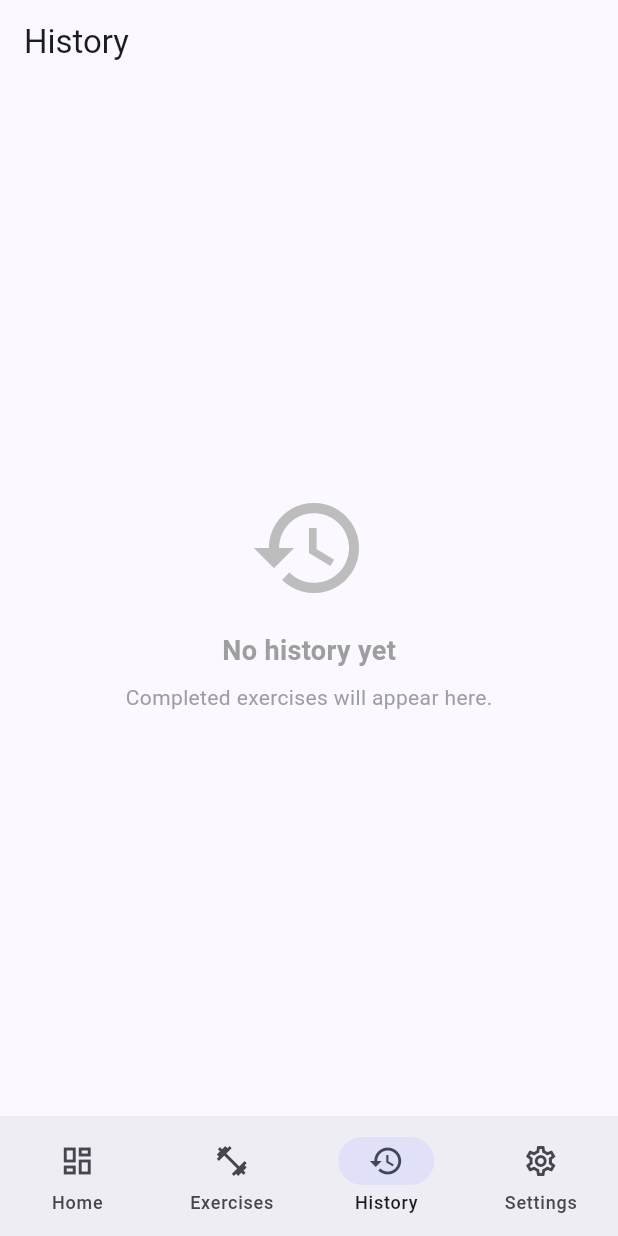
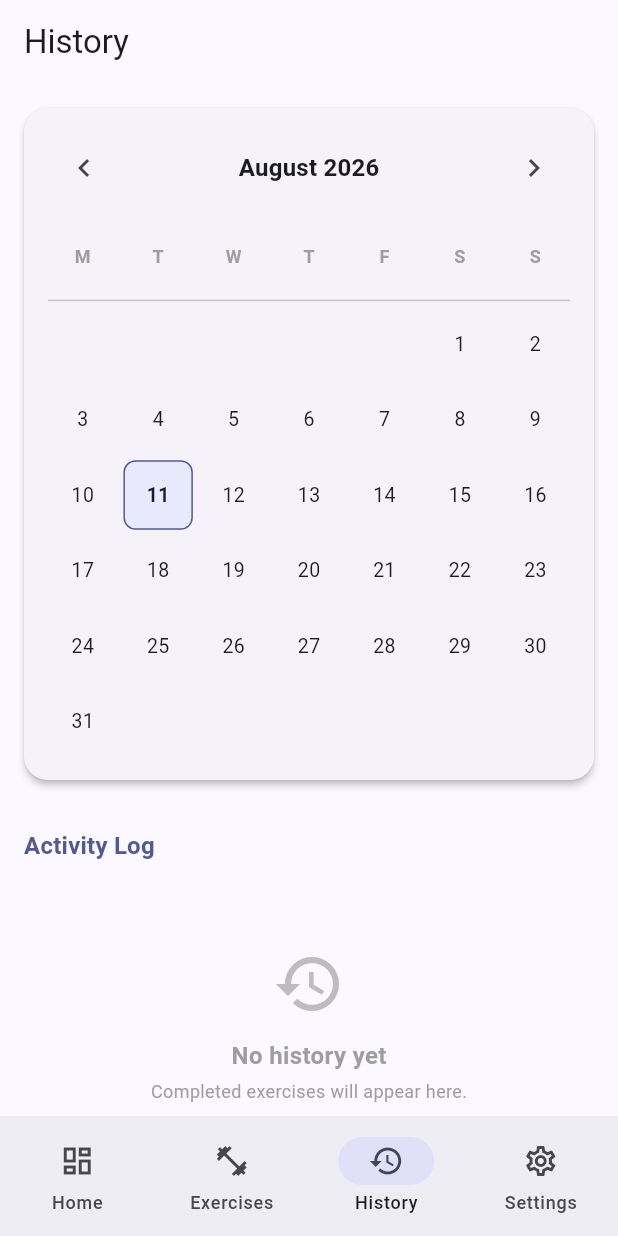
Before and after one commit to shiiro72/MicroMoves, a Flutter app: the screen it shows after launch, item 3 of the bottom bar chosen, on a phone screen of 412 x 824 dp. Run offline on Flutter 3.47's test engine with Material 3 defaults, Android fonts, the phone set to English and light mode, and no system bars; our stand-ins replace flutter_local_notifications, sqflite_common_ffi, timezone; accounts and stored records are empty; statements that could not run were skipped.

Commit message:
feat: implement sequential notification scheduling and monthly calendar
- Changed reminder scheduling to only schedule a single notification at a time.
- Standardized scheduling of subsequent reminders to be relative to the timestamp of the last logged response (plus interval).
- Prevented scheduling new reminders when the last recorded action is in a 'snoozed' state.
- Added 'dismiss' action tracking in both simulated and system-level notifications.
- Created a beautiful custom MonthlyCalendar showing the count of completed actions for each day.
- Added comprehensive unit tests for workday adjustments and calendar logic.

Co-authored-by: shiiro72 <32745490+shiiro72@users.noreply.github.com>

```diff
--- a/lib/screens/history_screen.dart
+++ b/lib/screens/history_screen.dart
@@ -1,6 +1,7 @@
 import 'package:flutter/material.dart';
 import 'package:provider/provider.dart';
 import '../services/app_state.dart';
+import '../widgets/monthly_calendar.dart';
 
 class HistoryScreen extends StatelessWidget {
   const HistoryScreen({super.key});
@@ -10,50 +11,60 @@ class HistoryScreen extends StatelessWidget {
     final appState = context.watch<AppState>();
     final history = appState.history;
 
-    if (history.isEmpty) {
     return Scaffold(
-        appBar: AppBar(title: const Text('History')),
-        body: Center(
+      appBar: AppBar(
+        title: const Text('History'),
+      ),
+      body: SingleChildScrollView(
+        child: Column(
+          crossAxisAlignment: CrossAxisAlignment.stretch,
+          children: [
+            MonthlyCalendar(history: history),
+            Padding(
+              padding: const EdgeInsets.only(left: 16.0, right: 16.0, top: 16.0, bottom: 8.0),
+              child: Text(
+                'Activity Log',
+                style: Theme.of(context).textTheme.titleMedium?.copyWith(
+                      fontWeight: FontWeight.bold,
+                      color: Theme.of(context).colorScheme.primary,
+                    ),
+              ),
+            ),
+            if (history.isEmpty)
+              SizedBox(
+                height: 200,
+                child: Center(
                   child: Column(
                     mainAxisAlignment: MainAxisAlignment.center,
                     children: [
                       Icon(
                         Icons.history,
-                size: 80,
+                        size: 48,
                         color: Colors.grey.shade400,
                       ),
-              const SizedBox(height: 16),
+                      const SizedBox(height: 12),
                       const Text(
                         'No history yet',
                         style: TextStyle(
-                  fontSize: 18,
+                          fontSize: 16,
                           fontWeight: FontWeight.bold,
                           color: Colors.grey,
                         ),
                       ),
-              const SizedBox(height: 8),
+                      const SizedBox(height: 4),
                       const Text(
                         'Completed exercises will appear here.',
                         style: TextStyle(
-                  fontSize: 14,
+                          fontSize: 12,
                           color: Colors.grey,
                         ),
                       ),
                     ],
                   ),
                 ),
-      );
-    }
-
-    return Scaffold(
-      appBar: AppBar(
-        title: const Text('History'),
-      ),
-      body: ListView.separated(
-        itemCount: history.length,
-        separatorBuilder: (context, index) => const Divider(height: 1),
-        itemBuilder: (context, index) {
-          final entry = history[index];
+              )
+            else
+              ...history.map((entry) {
                 final timestamp = DateTime.tryParse(entry.timestamp);
                 final formattedTime = timestamp != null
                     ? '${timestamp.hour.toString().padLeft(2, '0')}:${timestamp.minute.toString().padLeft(2, '0')} • '
@@ -80,15 +91,22 @@ class HistoryScreen extends StatelessWidget {
                     iconColor = Colors.amber.shade700;
                     statusLabel = 'Snoozed';
                     break;
+                  case 'dismissed':
+                    iconData = Icons.close_outlined;
+                    iconColor = Colors.red.shade600;
+                    statusLabel = 'Dismissed';
+                    break;
                   default:
                     iconData = Icons.help_outline;
                     iconColor = Colors.grey;
                     statusLabel = 'Unknown';
                 }
 
-          return ListTile(
+                return Column(
+                  children: [
+                    ListTile(
                       leading: CircleAvatar(
-              backgroundColor: iconColor.withValues(alpha: 0.12),
+                        backgroundColor: iconColor.withOpacity(0.12),
                         child: Icon(iconData, color: iconColor),
                       ),
                       title: Text(
@@ -116,8 +134,13 @@ class HistoryScreen extends StatelessWidget {
                               ),
                             )
                           : null,
+                    ),
+                    const Divider(height: 1),
+                  ],
                 );
-        },
+              }),
+          ],
+        ),
       ),
     );
   }
--- a/lib/services/notification_service.dart
+++ b/lib/services/notification_service.dart
@@ -4,6 +4,7 @@ import 'package:timezone/data/latest_10y.dart' as tz_init;
 import 'package:timezone/timezone.dart' as tz;
 import '../models/exercise.dart';
 import '../models/settings.dart';
+import '../models/history_entry.dart';
 import 'exercise_selection_service.dart';
 import 'database_helper.dart';
 
@@ -22,6 +23,27 @@ void notificationTapBackground(NotificationResponse response) async {
         final dbHelper = DatabaseHelper.instance;
         if (action == 'done') {
           await dbHelper.completeExercise(exerciseId, name, category, value);
+          try {
+            final exercises = await dbHelper.getExercises();
+            final settings = await dbHelper.getSettings();
+            final history = await dbHelper.getHistory();
+            String? lastEx;
+            String? lastCat;
+            if (history.isNotEmpty) {
+              lastEx = history.first.exerciseName;
+              lastCat = history.first.category;
+            }
+            final notificationService = NotificationService.instance;
+            await notificationService.init();
+            await notificationService.scheduleUpcomingReminders(
+              exercises: exercises,
+              settings: settings,
+              lastExerciseName: lastEx,
+              lastCategory: lastCat,
+            );
+          } catch (_) {}
+        } else if (action == 'dismiss') {
+          await dbHelper.dismissExercise(exerciseId, name, category, value);
           try {
             final exercises = await dbHelper.getExercises();
             final settings = await dbHelper.getSettings();
@@ -292,6 +314,47 @@ class NotificationService {
     return slots;
   }
 
+  /// Adjusts a target date/time to a valid workday window
+  DateTime adjustToValidWorkday({
+    required DateTime baseTime,
+    required String startTime,
+    required String endTime,
+    required List<int> activeWeekdays,
+    required DateTime now,
+  }) {
+    final startParts = startTime.split(':');
+    final endParts = endTime.split(':');
+    final startHour = int.tryParse(startParts[0]) ?? 9;
+    final startMinute = int.tryParse(startParts[1]) ?? 0;
+    final endHour = int.tryParse(endParts[0]) ?? 17;
+    final endMinute = int.tryParse(endParts[1]) ?? 0;
+
+    var current = baseTime.isBefore(now) ? now : baseTime;
+
+    for (int i = 0; i < 14; i++) {
+      final weekday = current.weekday;
+      final startWorkday = DateTime(current.year, current.month, current.day, startHour, startMinute);
+      final endWorkday = DateTime(current.year, current.month, current.day, endHour, endMinute);
+
+      if (!activeWeekdays.contains(weekday)) {
+        current = DateTime(current.year, current.month, current.day + 1, startHour, startMinute);
+        continue;
+      }
+
+      if (current.isBefore(startWorkday)) {
+        final candidate = startWorkday;
+        return candidate.isAfter(now) ? candidate : now.add(const Duration(seconds: 1));
+      } else if (current.isAfter(endWorkday)) {
+        current = DateTime(current.year, current.month, current.day + 1, startHour, startMinute);
+        continue;
+      } else {
+        return current.isAfter(now) ? current : now.add(const Duration(seconds: 1));
+      }
+    }
+
+    return now.add(const Duration(seconds: 1));
+  }
+
   /// Clears existing scheduled notifications and queues up to 50 randomized workday exercise reminders.
   Future<void> scheduleUpcomingReminders({
     required List<Exercise> exercises,
@@ -299,27 +362,68 @@ class NotificationService {
     String? lastExerciseName,
     String? lastCategory,
   }) async {
+    // 1. Fetch History
+    final history = await DatabaseHelper.instance.getHistory();
+
+    // 2. If previous notification didn't get a response (it is currently snoozed), DO NOT send/schedule another reminder
+    if (history.isNotEmpty && history.first.status == 'snoozed') {
       try {
-      await _localNotifications.cancelAll();
+        await _localNotifications.cancel(id: 1000);
+      } catch (_) {}
+      return;
+    }
+
+    // 3. Otherwise, cancel existing regular (ID 1000) and snooze (ID 9999) notifications
+    try {
+      await _localNotifications.cancel(id: 1000);
+      await _localNotifications.cancel(id: 9999);
     } catch (_) {}
 
     final enabledExercises = exercises.where((e) => e.isEnabled).toList();
     if (enabledExercises.isEmpty) return;
 
     final now = DateTime.now();
-    final upcomingSlots = calculateUpcomingSlots(
-      intervalMinutes: settings.intervalMinutes,
+
+    // 4. Calculate next reminder time relative to response of previous one
+    DateTime lastResponseTime = now;
+    if (history.isNotEmpty) {
+      final parsed = DateTime.tryParse(history.first.timestamp);
+      if (parsed != null) {
+        lastResponseTime = parsed;
+      }
+    }
+
+    final targetTime = lastResponseTime.add(Duration(minutes: settings.intervalMinutes));
+    final scheduledTime = adjustToValidWorkday(
+      baseTime: targetTime,
       startTime: settings.startTime,
       endTime: settings.endTime,
       activeWeekdays: settings.activeWeekdays,
-      fromDateTime: now,
+      now: now,
     );
 
-    if (upcomingSlots.isEmpty) return;
+    final selectionService = ExerciseSelectionService();
+    final selected = selectionService.selectNextExercise(
+      enabledExercises,
+      lastExerciseName: lastExerciseName,
+      lastCategory: lastCategory,
+    );
 
-    final selectionService = ExerciseSelectionService();
-    String? prevName = lastExerciseName;
-    String? prevCategory = lastCategory;
+    if (selected != null) {
+      final valueText = selected.isTimeBased
+          ? (selected.currentValue >= 60
+              ? '${selected.currentValue ~/ 60}m ${selected.currentValue % 60 > 0 ? "${selected.currentValue % 60}s" : ""}'
+              : '${selected.currentValue}s')
+          : '${selected.currentValue}';
+
+      final payload = '${selected.id}|${selected.name}|${selected.category}|${selected.currentValue}';
+      tz.Location location;
+      try {
+        location = tz.local;
+      } catch (_) {
+        location = tz.UTC;
+      }
+      final tzDateTime = tz.TZDateTime.from(scheduledTime, location);
 
       const AndroidNotificationDetails androidDetails = AndroidNotificationDetails(
         'micromoves_reminders',
@@ -343,36 +447,9 @@ class NotificationService {
         iOS: iosDetails,
       );
 
-    for (int i = 0; i < upcomingSlots.length; i++) {
-      final slot = upcomingSlots[i];
-      final selected = selectionService.selectNextExercise(
-        enabledExercises,
-        lastExerciseName: prevName,
-        lastCategory: prevCategory,
-      );
-
-      if (selected != null) {
-        prevName = selected.name;
-        prevCategory = selected.category;
-
-        final valueText = selected.isTimeBased
-            ? (selected.currentValue >= 60
-                ? '${selected.currentValue ~/ 60}m ${selected.currentValue % 60 > 0 ? "${selected.currentValue % 60}s" : ""}'
-                : '${selected.currentValue}s')
-            : '${selected.currentValue}';
-
-        final payload = '${selected.id}|${selected.name}|${selected.category}|${selected.currentValue}';
-        tz.Location location;
-        try {
-          location = tz.local;
-        } catch (_) {
-          location = tz.UTC;
-        }
-        final tzDateTime = tz.TZDateTime.from(slot, location);
-
       try {
         await _localNotifications.zonedSchedule(
-            id: 1000 + i,
+          id: 1000,
           title: 'Time to move!',
           body: 'Do $valueText ${selected.name} (${selected.category})',
           scheduledDate: tzDateTime,
@@ -381,7 +458,6 @@ class NotificationService {
           payload: payload,
         );
       } catch (_) {}
-      }
     }
   }
 
--- /dev/null
+++ b/lib/widgets/monthly_calendar.dart
@@ -0,0 +1,200 @@
+import 'package:flutter/material.dart';
+import '../models/history_entry.dart';
+
+class MonthlyCalendar extends StatefulWidget {
+  final List<HistoryEntry> history;
+
+  const MonthlyCalendar({super.key, required this.history});
+
+  @override
+  State<MonthlyCalendar> createState() => _MonthlyCalendarState();
+}
+
+class _MonthlyCalendarState extends State<MonthlyCalendar> {
+  late DateTime _focusedMonth;
+
+  @override
+  void initState() {
+    super.initState();
+    _focusedMonth = DateTime.now();
+  }
+
+  void _prevMonth() {
+    setState(() {
+      _focusedMonth = DateTime(_focusedMonth.year, _focusedMonth.month - 1);
+    });
+  }
+
+  void _nextMonth() {
+    setState(() {
+      _focusedMonth = DateTime(_focusedMonth.year, _focusedMonth.month + 1);
+    });
+  }
+
+  @override
+  Widget build(BuildContext context) {
+    final year = _focusedMonth.year;
+    final month = _focusedMonth.month;
+
+    // Days in this month
+    final totalDays = DateTime(year, month + 1, 0).day;
+    final firstDayWeekday = DateTime(year, month, 1).weekday; // 1 = Monday, 7 = Sunday
+    final prefixDays = firstDayWeekday - 1; // Number of empty slots before day 1
+
+    // Group completed entries by day-string: "YYYY-MM-DD"
+    final completedCounts = <String, int>{};
+    for (var entry in widget.history) {
+      if (entry.status == 'completed') {
+        final parsed = DateTime.tryParse(entry.timestamp);
+        if (parsed != null) {
+          final key = "${parsed.year}-${parsed.month.toString().padLeft(2, '0')}-${parsed.day.toString().padLeft(2, '0')}";
+          completedCounts[key] = (completedCounts[key] ?? 0) + 1;
+        }
+      }
+    }
+
+    final monthNames = [
+      'January', 'February', 'March', 'April', 'May', 'June',
+      'July', 'August', 'September', 'October', 'November', 'December'
+    ];
+    final monthLabel = "${monthNames[month - 1]} $year";
+
+    final weekdayHeaders = ['M', 'T', 'W', 'T', 'F', 'S', 'S'];
+
+    return Card(
+      elevation: 2,
+      margin: const EdgeInsets.all(16.0),
+      shape: RoundedRectangleBorder(borderRadius: BorderRadius.circular(16)),
+      child: Padding(
+        padding: const EdgeInsets.all(16.0),
+        child: Column(
+          children: [
+            // Month Header with Prev/Next buttons
+            Row(
+              mainAxisAlignment: MainAxisAlignment.spaceBetween,
+              children: [
+                IconButton(
+                  key: const Key('prev_month_button'),
+                  icon: const Icon(Icons.chevron_left),
+                  onPressed: _prevMonth,
+                ),
+                Text(
+                  monthLabel,
+                  style: Theme.of(context).textTheme.titleMedium?.copyWith(
+                        fontWeight: FontWeight.bold,
+                      ),
+                ),
+                IconButton(
+                  key: const Key('next_month_button'),
+                  icon: const Icon(Icons.chevron_right),
+                  onPressed: _nextMonth,
+                ),
+              ],
+            ),
+            const SizedBox(height: 12),
+
+            // Weekday Headers
+            GridView.builder(
+              shrinkWrap: true,
+              physics: const NeverScrollableScrollPhysics(),
+              gridDelegate: const SliverGridDelegateWithFixedCrossAxisCount(
+                crossAxisCount: 7,
+                mainAxisSpacing: 4,
+                crossAxisSpacing: 4,
+              ),
+              itemCount: 7,
+              itemBuilder: (context, index) {
+                return Center(
+                  child: Text(
+                    weekdayHeaders[index],
+                    style: const TextStyle(
+                      fontWeight: FontWeight.bold,
+                      color: Colors.grey,
+                      fontSize: 12,
+                    ),
+                  ),
+                );
+              },
+            ),
+            const Divider(height: 12),
+
+            // Days Grid
+            GridView.builder(
+              shrinkWrap: true,
+              physics: const NeverScrollableScrollPhysics(),
+              gridDelegate: const SliverGridDelegateWithFixedCrossAxisCount(
+                crossAxisCount: 7,
+                mainAxisSpacing: 4,
+                crossAxisSpacing: 4,
+              ),
+              itemCount: prefixDays + totalDays,
+              itemBuilder: (context, index) {
+                if (index < prefixDays) {
+                  return const SizedBox.shrink();
+                }
+
+                final dayNum = index - prefixDays + 1;
+                final dateKey = "$year-${month.toString().padLeft(2, '0')}-${dayNum.toString().padLeft(2, '0')}";
+                final completedCount = completedCounts[dateKey] ?? 0;
+
+                final isToday = DateTime.now().year == year &&
+                    DateTime.now().month == month &&
+                    DateTime.now().day == dayNum;
+
+                return Container(
+                  decoration: BoxDecoration(
+                    color: isToday
+                        ? Theme.of(context).colorScheme.primaryContainer.withOpacity(0.5)
+                        : null,
+                    borderRadius: BorderRadius.circular(8),
+                    border: isToday
+                        ? Border.all(color: Theme.of(context).colorScheme.primary, width: 1)
+                        : null,
+                  ),
+                  child: Stack(
+                    alignment: Alignment.center,
+                    children: [
+                      Text(
+                        "$dayNum",
+                        style: TextStyle(
+                          fontWeight: isToday ? FontWeight.bold : FontWeight.normal,
+                          fontSize: 13,
+                        ),
+                      ),
+                      if (completedCount > 0)
+                        Positioned(
+                          right: 4,
+                          top: 4,
+                          child: Container(
+                            padding: const EdgeInsets.all(4),
+                            decoration: BoxDecoration(
+                              color: Colors.green.shade600,
+                              shape: BoxShape.circle,
+                            ),
+                            constraints: const BoxConstraints(
+                              minWidth: 16,
+                              minHeight: 16,
+                            ),
+                            child: Center(
+                              child: Text(
+                                "$completedCount",
+                                style: const TextStyle(
+                                  color: Colors.white,
+                                  fontSize: 8,
+                                  fontWeight: FontWeight.bold,
+                                ),
+                              ),
+                            ),
+                          ),
+                        ),
+                    ],
+                  ),
+                );
+              },
+            ),
+          ],
+        ),
+      ),
+    );
+  }
+}
--- a/lib/widgets/simulated_notification_overlay.dart
+++ b/lib/widgets/simulated_notification_overlay.dart
@@ -56,7 +56,7 @@ class SimulatedNotificationOverlay extends StatelessWidget {
                   IconButton(
                     icon: const Icon(Icons.close),
                     onPressed: () {
-                      appState.dismissSimulation();
+                      appState.handleSimulatedAction('dismiss');
                     },
                     color: Theme.of(context).colorScheme.onPrimaryContainer,
                     padding: EdgeInsets.zero,
```
Also changed, not shown: lib/services/app_state.dart (+8 -0 lines), lib/services/database_helper.dart (+11 -0 lines), 1 other file. Lines whose indentation alone changed are shown as unchanged.
